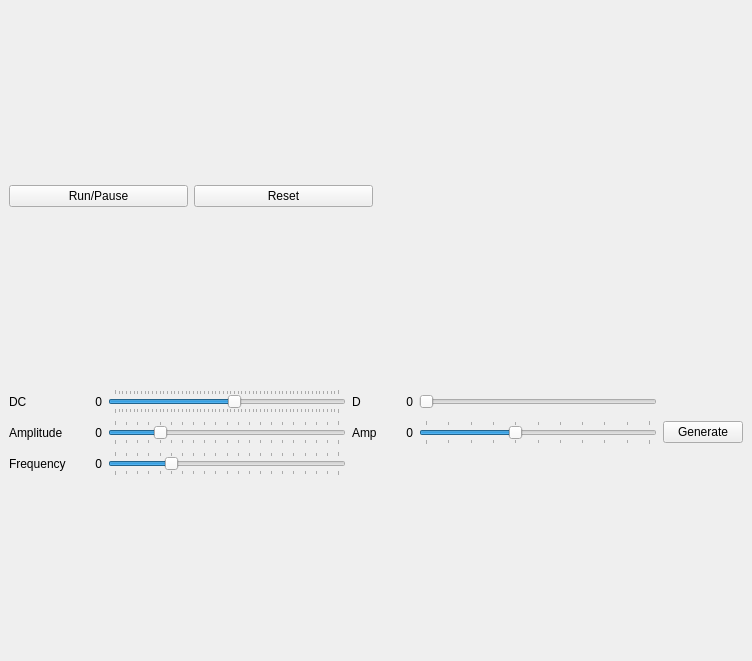
matsu490/RealtimeSimulation, file mainUI.ui: the form before one commit.
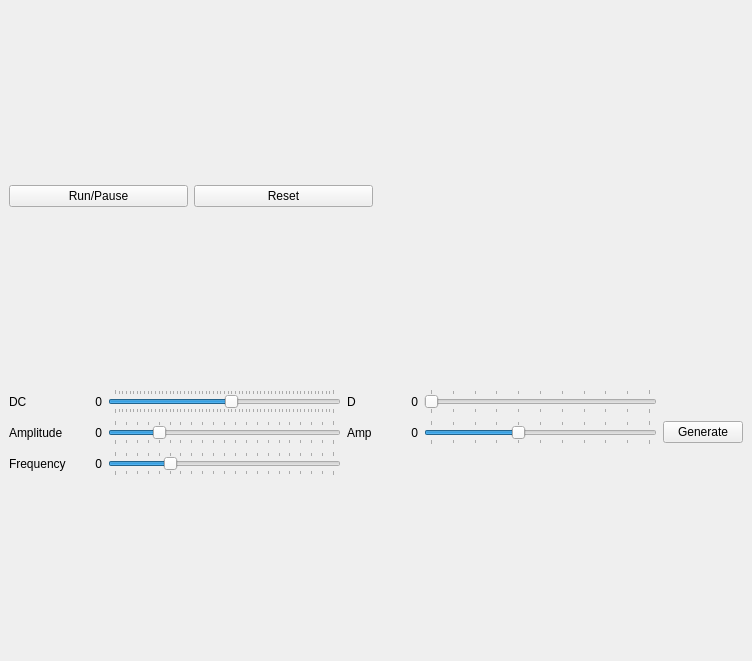
The form after the commit.

Commit message: tuned noise range

The edit to the form file:
```diff
--- a/mainUI.ui
+++ b/mainUI.ui
@@ -170,17 +170,20 @@
       <item row="0" column="5">
        <widget class="QSlider" name="DiffusionConstantSlider">
         <property name="maximum">
-         <number>10000</number>
+         <number>100000</number>
         </property>
         <property name="singleStep">
          <number>100</number>
         </property>
         <property name="pageStep">
-         <number>100</number>
+         <number>10000</number>
         </property>
         <property name="orientation">
          <enum>Qt::Horizontal</enum>
         </property>
+        <property name="tickPosition">
+         <enum>QSlider::TicksBothSides</enum>
+        </property>
        </widget>
       </item>
       <item row="0" column="3">
@@ -194,7 +197,7 @@
        <widget class="QLabel" name="DiffusionConstantValueLabel">
         <property name="minimumSize">
          <size>
-          <width>30</width>
+          <width>40</width>
           <height>0</height>
          </size>
         </property>
```
Left out of the diff: 2 changed lines with no effect on the pictures.
